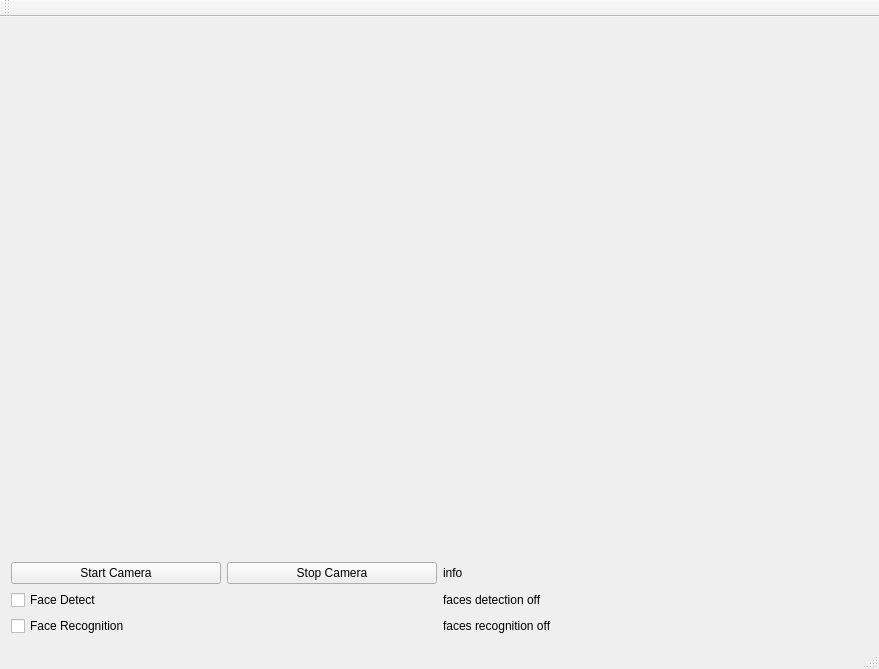
The window that py_faces/face_gui.ui (MisterYu/faces) describes before a commit, drawn with Qt 5.
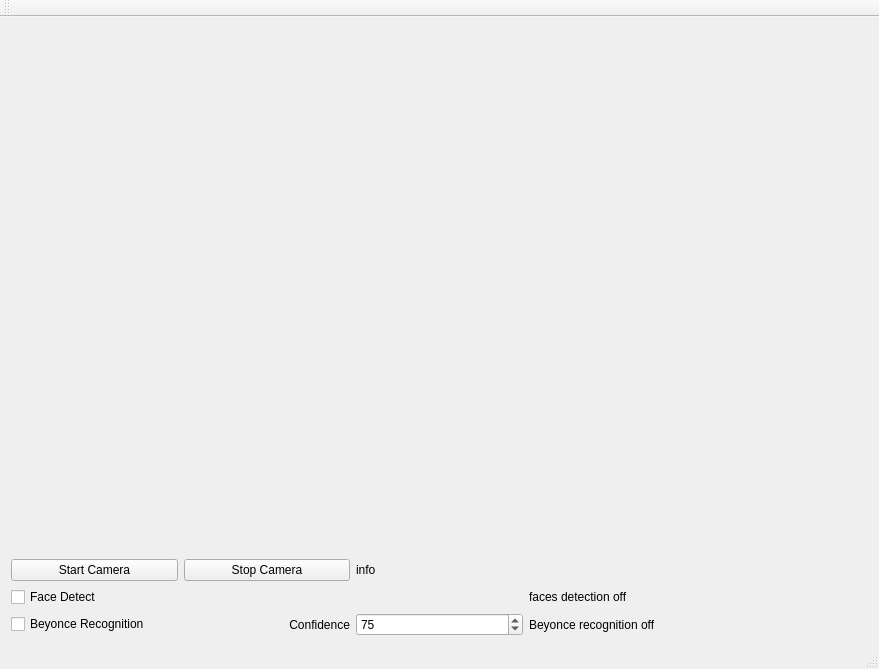
The same window after the commit.

Commit message: added thresholded face recognition

```diff
--- a/py_faces/face_gui.ui
+++ b/py_faces/face_gui.ui
@@ -36,9 +36,12 @@
       <property name="text">
        <string>Face Detect</string>
       </property>
+      <property name="checked">
+       <bool>false</bool>
+      </property>
      </widget>
     </item>
-    <item row="0" column="0" colspan="4">
+    <item row="0" column="0" colspan="5">
      <widget class="QLabel" name="video_frame_label">
       <property name="text">
        <string/>
@@ -52,24 +55,14 @@
       </property>
      </widget>
     </item>
-    <item row="3" column="2">
+    <item row="3" column="3">
      <widget class="QLabel" name="face_detect_label">
       <property name="text">
        <string>faces detection off</string>
       </property>
      </widget>
     </item>
-    <item row="2" column="2">
-     <widget class="QLabel" name="info_label">
-      <property name="enabled">
-       <bool>true</bool>
-      </property>
-      <property name="text">
-       <string>info</string>
-      </property>
-     </widget>
-    </item>
-    <item row="1" column="3">
+    <item row="1" column="4">
      <spacer name="verticalSpacer_2">
       <property name="orientation">
        <enum>Qt::Vertical</enum>
@@ -84,8 +77,35 @@
     </item>
     <item row="4" column="0">
      <widget class="QCheckBox" name="face_recognition_checkBox">
+      <property name="enabled">
+       <bool>true</bool>
+      </property>
       <property name="text">
-       <string>Face Recognition</string>
+       <string>Beyonce Recognition</string>
+      </property>
+     </widget>
+    </item>
+    <item row="4" column="2">
+     <widget class="QSpinBox" name="confidence_spinBox">
+      <property name="value">
+       <number>75</number>
+      </property>
+     </widget>
+    </item>
+    <item row="4" column="3">
+     <widget class="QLabel" name="face_recognition_label">
+      <property name="text">
+       <string>Beyonce recognition off</string>
+      </property>
+     </widget>
+    </item>
+    <item row="4" column="1">
+     <widget class="QLabel" name="confidence_label">
+      <property name="text">
+       <string>Confidence</string>
+      </property>
+      <property name="alignment">
+       <set>Qt::AlignRight|Qt::AlignTrailing|Qt::AlignVCenter</set>
       </property>
      </widget>
     </item>
@@ -96,10 +116,13 @@
       </property>
      </widget>
     </item>
-    <item row="4" column="2">
-     <widget class="QLabel" name="face_recognition_label">
+    <item row="2" column="2">
+     <widget class="QLabel" name="info_label">
+      <property name="enabled">
+       <bool>true</bool>
+      </property>
       <property name="text">
-       <string>faces recognition off</string>
+       <string>info</string>
       </property>
      </widget>
     </item>
```
The commit also changes 2 other files.
